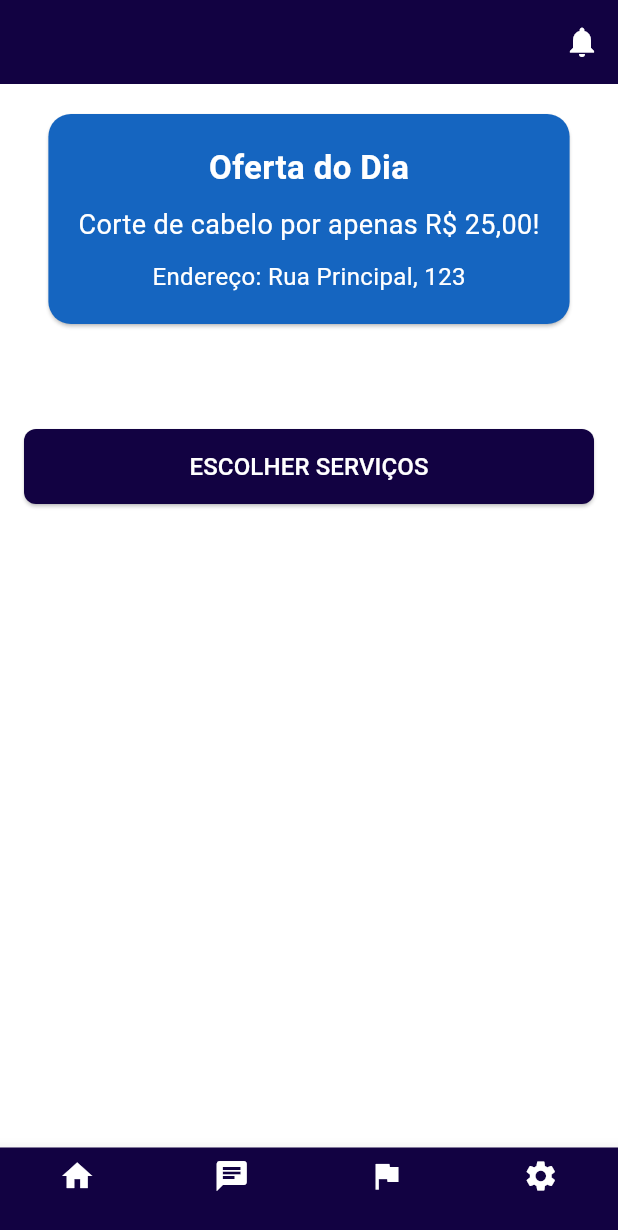
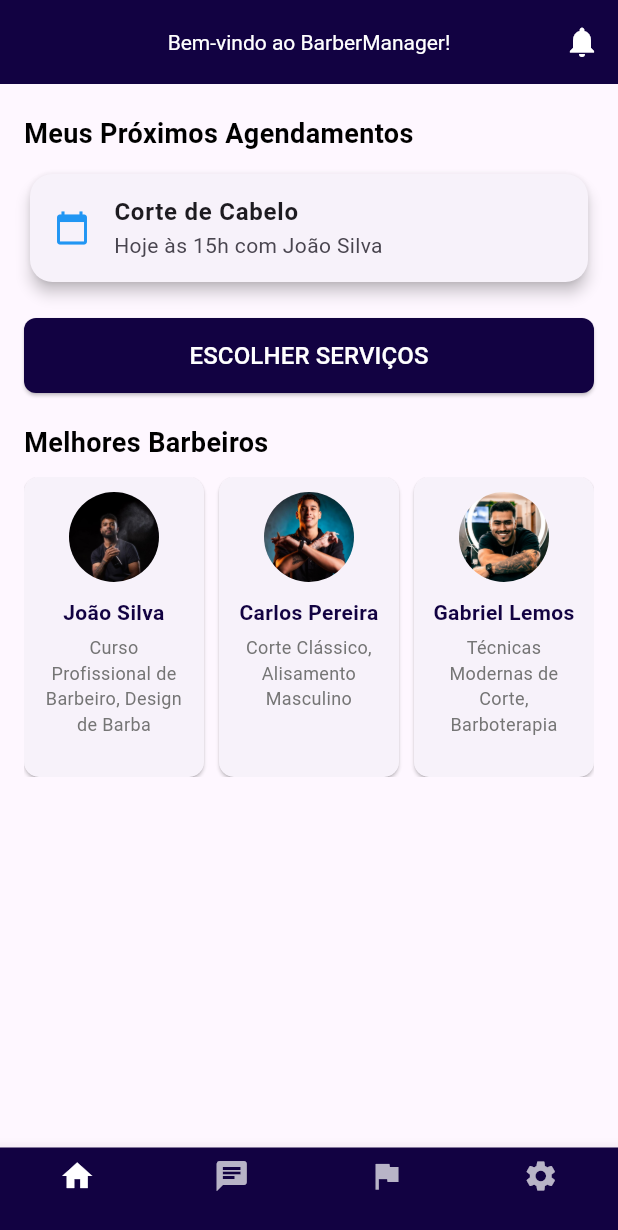
Before and after one commit to RodolfoXYZ/BarberManager-Front-End, a Flutter app: the HomePage screen opened directly, on a phone screen of 412 x 824 dp. Shown: the top 1230 px of the screen. Run offline on Flutter 3.47's test engine with Material 3 defaults, Android fonts, the phone set to English and light mode, and no system bars; our stand-ins replace shimmer.

Commit message:
Atualização na homepage.

```diff
--- a/lib/views/homepage.dart
+++ b/lib/views/homepage.dart
@@ -1,69 +1,74 @@
-import 'package:barbershop_app/views/LoginPage.dart';
 import 'package:flutter/material.dart';
-
 import 'ServicePage.dart';
 
 class HomePage extends StatelessWidget {
+  final List<Map<String, String>> barbers = [
+    {
+      'name': 'João Silva',
+      'image': 'assets/barber1.png',
+      'courses': 'Curso Profissional de Barbeiro, Design de Barba',
+    },
+    {
+      'name': 'Carlos Pereira',
+      'image': 'assets/barber2.png',
+      'courses': 'Corte Clássico, Alisamento Masculino',
+    },
+    {
+      'name': 'Gabriel Lemos',
+      'image': 'assets/barber3.png',
+      'courses': 'Técnicas Modernas de Corte, Barboterapia',
+    },
+  ];
+
   @override
   Widget build(BuildContext context) {
     return Scaffold(
-      // Barra superior
       appBar: AppBar(
-        backgroundColor: const Color.fromARGB(255, 18, 2, 66),
+        title: const Text('Bem-vindo ao BarberManager!'),
+        titleTextStyle: TextStyle(color: Colors.white),
+        centerTitle: true,
+        backgroundColor: const Color(0xFF120242),
         actions: [
           IconButton(
-            icon:
-                Icon(Icons.notifications, color: Colors.white), // Ícone de sino
+            icon: const Icon(Icons.notifications, color: Colors.white),
             onPressed: () {},
           ),
         ],
       ),
-
-      body: Container(
-        decoration: BoxDecoration(
-          color: Colors.white,
+      body: SafeArea(
+        child: SingleChildScrollView(
+          child: Padding(
+            padding: const EdgeInsets.symmetric(horizontal: 16.0),
+            child: Column(
+              crossAxisAlignment: CrossAxisAlignment.start,
+              children: [
+                const SizedBox(height: 20),
+                const Text(
+                  'Meus Próximos Agendamentos',
+                  style: TextStyle(
+                    fontWeight: FontWeight.bold,
+                    fontSize: 18,
+                    color: Color.fromARGB(255, 0, 0, 0),
                   ),
-        child: Column(
-          mainAxisAlignment: MainAxisAlignment.start,
-          children: [
-            // Card da oferta do dia
+                ),
+                const SizedBox(height: 10),
                 Card(
-              margin: EdgeInsets.all(20),
-              color: Colors.blue[800],
                   shape: RoundedRectangleBorder(
                     borderRadius: BorderRadius.circular(15),
                   ),
-              child: Padding(
-                padding: const EdgeInsets.all(20),
-                child: Column(
-                  children: [
-                    Text(
-                      'Oferta do Dia',
-                      style: TextStyle(
-                        color: Colors.white,
-                        fontSize: 22,
-                        fontWeight: FontWeight.bold,
+                  elevation: 4,
+                  child: ListTile(
+                    leading:
+                        const Icon(Icons.calendar_today, color: Colors.blue),
+                    title: const Text(
+                      'Corte de Cabelo',
+                      style: TextStyle(fontWeight: FontWeight.bold),
+                    ),
+                    subtitle: const Text('Hoje às 15h com João Silva'),
                   ),
                 ),
-                    SizedBox(height: 10),
-                    Text(
-                      'Corte de cabelo por apenas R\$ 25,00!',
-                      style: TextStyle(color: Colors.white, fontSize: 18),
-                    ),
-                    SizedBox(height: 10),
-                    Text(
-                      'Endereço: Rua Principal, 123',
-                      style: TextStyle(color: Colors.white, fontSize: 16),
-                    ),
-                  ],
-                ),
-              ),
-            ),
-            SizedBox(height: 50), // Espaço entre o card e o botão
-
-            Padding(
-              padding: const EdgeInsets.symmetric(horizontal: 16.0),
-              child: ElevatedButton(
+                const SizedBox(height: 20),
+                ElevatedButton(
                   onPressed: () {
                     Navigator.push(
                       context,
@@ -71,7 +76,7 @@ class HomePage extends StatelessWidget {
                     );
                   },
                   style: ElevatedButton.styleFrom(
-                  backgroundColor: const Color.fromARGB(255, 18, 2, 66),
+                    backgroundColor: const Color(0xFF120242),
                     shape: RoundedRectangleBorder(
                       borderRadius: BorderRadius.circular(8.0),
                     ),
@@ -87,36 +92,100 @@ class HomePage extends StatelessWidget {
                     ),
                   ),
                 ),
+                const SizedBox(height: 20),
+                const Text(
+                  'Melhores Barbeiros',
+                  style: TextStyle(
+                    fontWeight: FontWeight.bold,
+                    fontSize: 18,
+                    color: Color.fromARGB(255, 0, 0, 0),
+                  ),
+                ),
+                const SizedBox(height: 10),
+                SizedBox(
+                  height: 200,
+                  child: ListView.builder(
+                    scrollDirection: Axis.horizontal,
+                    itemCount: barbers.length,
+                    itemBuilder: (context, index) {
+                      return _buildBarberCard(barbers[index]);
+                    },
+                  ),
                 ),
               ],
             ),
           ),
-
-      // Barra inferior azul com ícones brancos
+        ),
+      ),
       bottomNavigationBar: BottomNavigationBar(
-        backgroundColor: const Color.fromARGB(255, 18, 2, 66),
-        selectedItemColor: Colors.white, // Cor dos ícones selecionados
-        unselectedItemColor: Colors.white, // Cor dos ícones não selecionados
-        type: BottomNavigationBarType.fixed, // Layout fixo
-        items: [
+        backgroundColor: const Color(0xFF120242),
+        selectedItemColor: Colors.white,
+        unselectedItemColor: Colors.white.withOpacity(0.7),
+        type: BottomNavigationBarType.fixed,
+        items: const [
           BottomNavigationBarItem(
             icon: Icon(Icons.home),
-            label: '', // Remover o texto
+            label: '',
           ),
           BottomNavigationBarItem(
             icon: Icon(Icons.chat),
-            label: '', // Remover o texto
+            label: '',
           ),
           BottomNavigationBarItem(
-            icon: Icon(Icons.flag), // Ícone de bandeira
-            label: '', // Remover o texto
+            icon: Icon(Icons.flag),
+            label: '',
           ),
           BottomNavigationBarItem(
             icon: Icon(Icons.settings),
-            label: '', // Remover o texto
+            label: '',
           ),
         ],
       ),
     );
   }
+
+  Widget _buildBarberCard(Map<String, String> barber) {
+    return Card(
+      margin: const EdgeInsets.only(right: 10),
+      shape: RoundedRectangleBorder(borderRadius: BorderRadius.circular(10)),
+      child: Container(
+        width: 120,
+        padding: const EdgeInsets.all(10),
+        child: Column(
+          children: [
+            Container(
+              height: 60,
+              width: 60,
+              decoration: BoxDecoration(
+                borderRadius: BorderRadius.circular(30),
+                image: DecorationImage(
+                  image: AssetImage(barber['image']!),
+                  fit: BoxFit.cover,
+                ),
+              ),
+            ),
+            const SizedBox(height: 10),
+            Text(
+              barber['name']!,
+              style: const TextStyle(
+                fontWeight: FontWeight.bold,
+                fontSize: 14,
+                color: Color(0xFF120242),
+              ),
+              textAlign: TextAlign.center,
+            ),
+            const SizedBox(height: 5),
+            Text(
+              barber['courses']!,
+              style: TextStyle(
+                fontSize: 12,
+                color: Colors.grey[600],
+              ),
+              textAlign: TextAlign.center,
+            ),
+          ],
+        ),
+      ),
+    );
   }
+}
```
Lines whose indentation alone changed are shown as unchanged.
